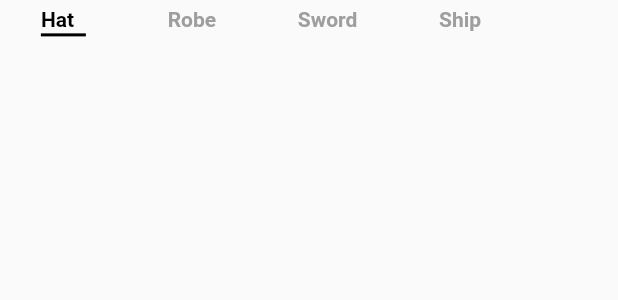
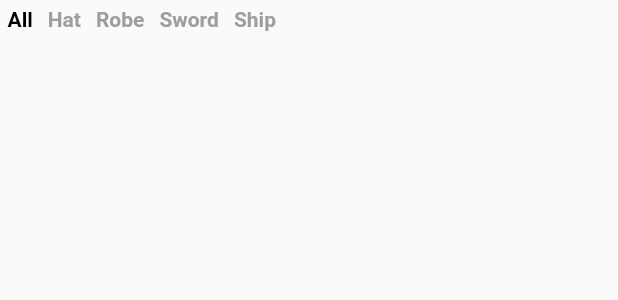
Before and after one commit to iamartyaa/pirate_app, a Flutter app: the Categories widget shown alone on an empty page, opened directly, on a phone screen of 412 x 824 dp. Shown: the top 300 px of the screen. Run offline on Flutter 3.47's test engine with Material 2 defaults, Android fonts, the phone set to English and light mode, and no system bars; our stand-ins replace curved_navigation_bar, draggable_home; network calls fail.

Commit message:
minor fixes 2

```diff
--- a/lib/main.dart
+++ b/lib/main.dart
@@ -1,3 +1,4 @@
+
 import 'package:flutter/material.dart';
 import 'package:pirate_app/dummy_products.dart';
 import 'package:pirate_app/screens/home_screen.dart';
@@ -23,7 +24,8 @@ class MyApp extends StatelessWidget {
       //ProductDetailScreen(product: dummy_products[0]),
       routes: {
         HomeScreen.routeName: (context) => const HomeScreen(),
-        ProductDetailScreen.routeName: (context) => ProductDetailScreen(product: dummy_products[0]),
+        ProductDetailScreen.routeName: (context) =>
+            ProductDetailScreen(product: dummy_products[0]),
       },
     );
   }
--- a/lib/widgets/body.dart
+++ b/lib/widgets/body.dart
@@ -21,9 +21,9 @@ class Body extends StatelessWidget {
         //         .headline5!
         //         .copyWith(fontWeight: FontWeight.bold),
         //   ),
-        // ),
-        Padding(padding: EdgeInsets.all(5)),
-        const Categories(),
+        // // ),
+        // Padding(padding: EdgeInsets.all(5)),
+        Categories(),
         Expanded(
           child: Padding(
             padding: const EdgeInsets.symmetric(horizontal: 5),
--- a/lib/widgets/categories.dart
+++ b/lib/widgets/categories.dart
@@ -8,29 +8,30 @@ class Categories extends StatefulWidget {
 }
 
 class _CategoriesState extends State<Categories> {
-  List<String> categories = ["Hat", "Robe", "Sword", "Ship"];
+  List<String> categories = ["All", "Hat", "Robe", "Sword", "Ship"];
   // By default our first item will be selected
   int selectedIndex = 0;
   @override
   Widget build(BuildContext context) {
     return SizedBox(
-      width: 350,
+      width: 500,
       child: Padding(
         padding: const EdgeInsets.symmetric(vertical: 5),
         child: SizedBox(
           height: 25,
-          // child: ListView.builder(
-          //   scrollDirection: Axis.horizontal,
-          //   itemCount: categories.length,
-          //   itemBuilder: (context, index) => buildCategory(index),
-          child: Row(
-            mainAxisAlignment: MainAxisAlignment.spaceAround,
-            children: [
-              buildCategory(0),
-              buildCategory(1),
-              buildCategory(2),
-              buildCategory(3),
-            ],
+          child: ListView.builder(
+            scrollDirection: Axis.horizontal,
+            itemCount: categories.length,
+            itemBuilder: (context, index) => buildCategory(index),
+            // child: Row(
+            //   mainAxisAlignment: MainAxisAlignment.spaceAround,
+            //   children: [
+            //     buildCategory(0),
+            //     buildCategory(1),
+            //     buildCategory(2),
+            //     buildCategory(3),
+            //   ],
+            // ),
           ),
         ),
       ),
@@ -49,17 +50,19 @@ class _CategoriesState extends State<Categories> {
         child: Column(
           crossAxisAlignment: CrossAxisAlignment.start,
           children: <Widget>[
-            Text(
-              categories[index],
-              style: TextStyle(
-                fontWeight: FontWeight.bold,
-                color: selectedIndex == index ? Colors.black : Colors.grey,
+            Center(
+              child: Text(
+                categories[index],
+                style: TextStyle(
+                  fontWeight: FontWeight.bold,
+                  color: selectedIndex == index ? Colors.black : Colors.grey,
+                ),
               ),
             ),
             Container(
-              margin: const EdgeInsets.only(top: 5 / 4), //top padding 5
+              margin: const EdgeInsets.only(top:3), //top padding 5
               height: 2,
-              width: 30,
+
               color: selectedIndex == index ? Colors.black : Colors.transparent,
             )
           ],
--- a/pubspec.yaml
+++ b/pubspec.yaml
@@ -32,6 +32,8 @@ dependencies:
   provider: ^6.0.2
   intl: ^0.17.0
   http: ^0.13.4
+  curved_navigation_bar: ^1.0.3
+  draggable_home: ^1.0.3
 
   # The following adds the Cupertino Icons font to your application.
   # Use with the CupertinoIcons class for iOS style icons.
```
Also changed, not shown: lib/screens/home_screen.dart (+18 -2 lines), pubspec.lock.
